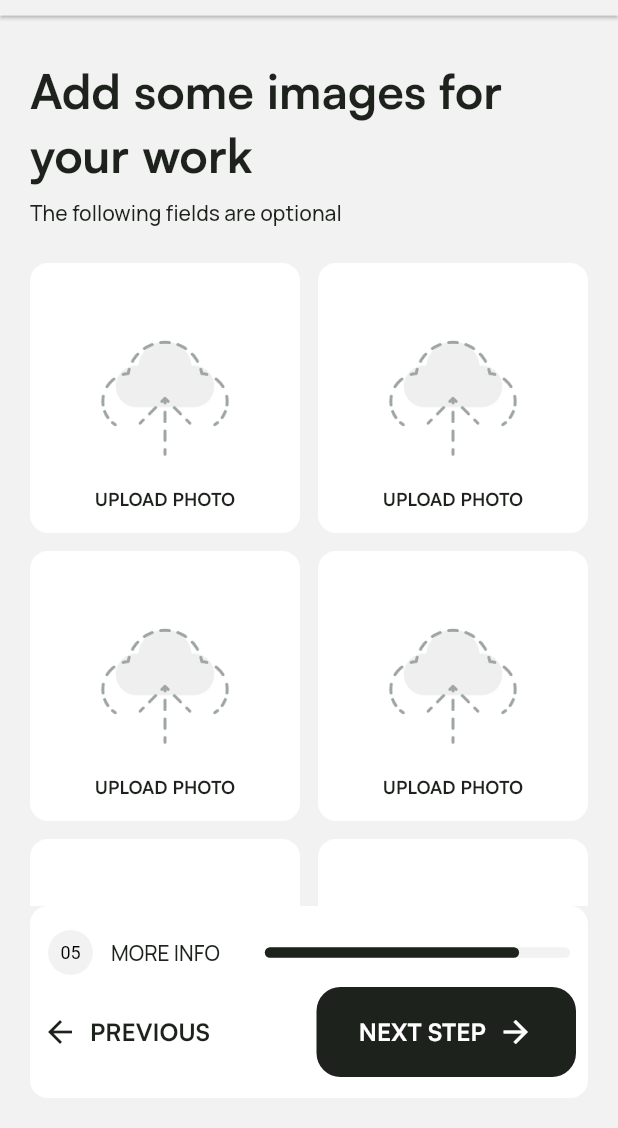
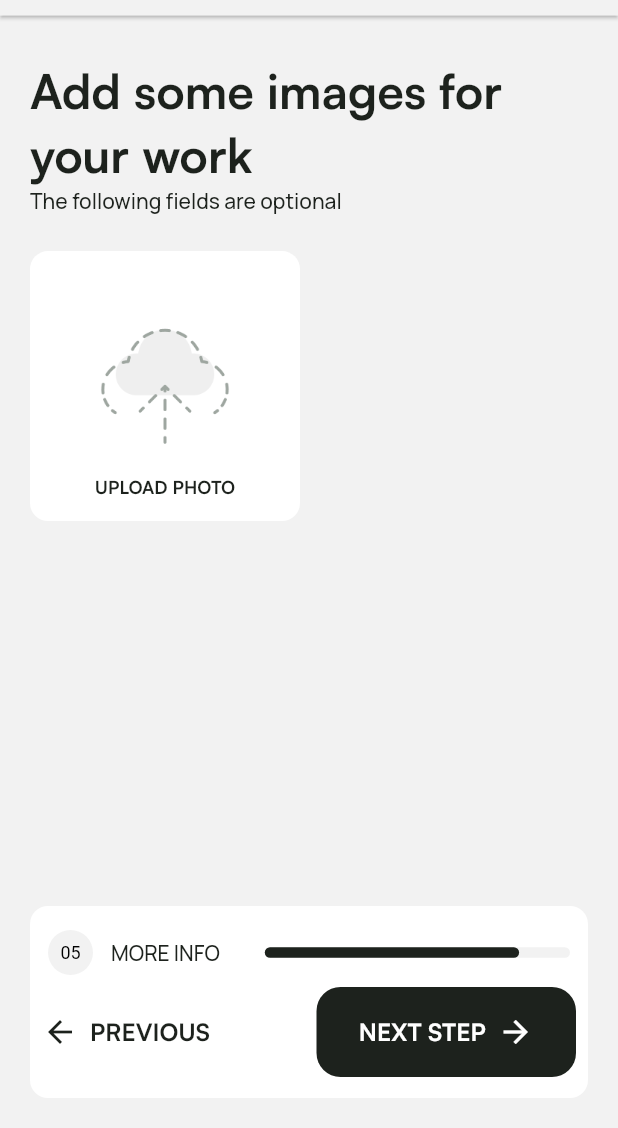
Before and after one commit to Mandipbh/gwork-frontend, a Flutter app: the AddNewJobScreen screen opened directly, swiped to page 5, on a phone screen of 412 x 824 dp, the part 108-1236 px from its top. Run offline on Flutter 3.47's test engine with Material 2 defaults, Android fonts, the phone set to English and light mode, and no system bars; our stand-ins replace badges, device_preview, dotted_border, easy_localization, image_picker and 2 more; missing offline and left inert: dart:ffi.

Commit message:
added-js

```diff
--- a/lib/jobs/add_job_widgets/upload_images_view.dart
+++ b/lib/jobs/add_job_widgets/upload_images_view.dart
@@ -10,14 +10,13 @@ class UploadImageView extends StatelessWidget {
 
   @override
   Widget build(BuildContext context) {
-    return SingleChildScrollView(
-      child: SizedBox(
+    return SizedBox(
       height: MediaQuery.of(context).size.height,
       child: Column(
         crossAxisAlignment: CrossAxisAlignment.start,
         children: [
           Padding(
-              padding: const EdgeInsets.symmetric(vertical: 8),
+            padding: const EdgeInsets.only(top: 8),
             child: Text(
               'Add some images for your work',
               style: Theme.of(context).textTheme.headline1,
@@ -26,15 +25,20 @@ class UploadImageView extends StatelessWidget {
           Text('The following fields are optional',
               style: Theme.of(context).textTheme.bodyText2),
           const SizedBox(height: 24),
-            Expanded(child: Consumer<UploadImageProvider>(
+          Expanded(
+            child: Consumer<UploadImageProvider>(
               builder: (BuildContext context, value, Widget? child) {
-                return GridView.count(
-                    physics: const NeverScrollableScrollPhysics(),
+                print("value.imageList ${value.imageList}");
+                return GridView.builder(
+                  itemCount: value.imageList.length,
+                  shrinkWrap: true,
+                  gridDelegate: SliverGridDelegateWithFixedCrossAxisCount(
                       crossAxisCount: 2,
                       crossAxisSpacing: 12,
-                    mainAxisSpacing: 12,
-                    children: List.generate(6, (index) {
-                      return GestureDetector(
+                      mainAxisSpacing: 12),
+                  itemBuilder: (context, index) {
+                    return value.imageList[index] == "add"
+                        ? InkWell(
                             onTap: () {
                               showDialog(
                                 context: context,
@@ -50,10 +54,8 @@ class UploadImageView extends StatelessWidget {
                                 },
                               );
                             },
-                        child: value.imagePath == ""
-                            ? SizedBox(
-                                height:
-                                    MediaQuery.of(context).size.width * 0.44,
+                            child: SizedBox(
+                              height: MediaQuery.of(context).size.width * 0.44,
                               child: Stack(
                                 children: [
                                   Container(
@@ -84,43 +86,39 @@ class UploadImageView extends StatelessWidget {
                                   )
                                 ],
                               ),
+                            ),
                           )
-                            : Container(
-                                height:
-                                    MediaQuery.of(context).size.width * 0.44,
-                                decoration: BoxDecoration(
+                        : ClipRRect(
                             borderRadius: BorderRadius.circular(12),
-                                    image: DecorationImage(
-                                        image: FileImage(
-                                          File(value.imagePath),
+                            child: Image.file(
+                              File(value.imageList[index]),
+                              fit: BoxFit.cover,
                             ),
-                                        fit: BoxFit.cover))),
                           );
-                    }));
                   },
-            )),
-            const SizedBox(height: 16),
+                );
+              },
+            ),
+          ),
         ],
-        ),
       ),
     );
   }
 }
 
 class UploadImageProvider extends ChangeNotifier {
-  String _imagePath = "";
-  String get imagePath => _imagePath;
+  List<String> _imageList = ["add"];
+  List<String> get imageList => _imageList;
 
   getimage(source) async {
     final ImagePicker _picker = ImagePicker();
     final XFile? image = await _picker.pickImage(source: source);
-    _imagePath = image!.path;
+    _imageList.add(image!.path);
 
     notifyListeners();
   }
 
   clearImage() {
-    _imagePath = "";
     notifyListeners();
   }
 }
@@ -154,6 +152,7 @@ class UploadImage extends StatelessWidget {
             return GestureDetector(
               onTap: () {
                 value.getimage(ImageSource.camera);
+                Navigator.pop(context);
               },
               child: Row(
                 mainAxisAlignment: MainAxisAlignment.center,
@@ -183,6 +182,7 @@ class UploadImage extends StatelessWidget {
             return GestureDetector(
               onTap: () {
                 value.getimage(ImageSource.gallery);
+                Navigator.pop(context);
               },
               child: Row(
                 mainAxisAlignment: MainAxisAlignment.center,
```
Also changed, not shown: lib/jobs/job_detail_screen.dart (+120 -20 lines), 1 other file. Lines whose indentation alone changed are shown as unchanged.
